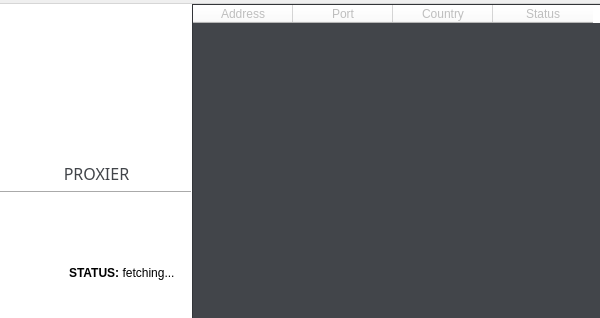
This is src/gui/mainwindow.ui in marcobackup/Proxier as Qt 5 draws it before an edit. The edited form follows.
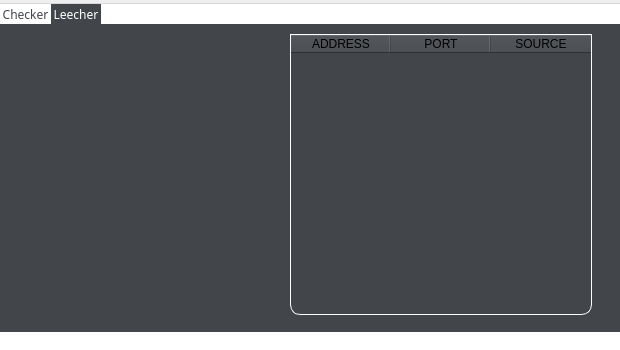
This is the edited form. Icons and pictures are not drawn.

Diff of the .ui file:
```diff
--- a/src/gui/mainwindow.ui
+++ b/src/gui/mainwindow.ui
@@ -6,20 +6,20 @@
    <rect>
     <x>0</x>
     <y>0</y>
-    <width>600</width>
-    <height>318</height>
+    <width>620</width>
+    <height>350</height>
    </rect>
   </property>
   <property name="minimumSize">
    <size>
-    <width>590</width>
-    <height>318</height>
+    <width>620</width>
+    <height>350</height>
    </size>
   </property>
   <property name="maximumSize">
    <size>
-    <width>600</width>
-    <height>318</height>
+    <width>620</width>
+    <height>350</height>
    </size>
   </property>
   <property name="windowTitle">
@@ -34,188 +34,121 @@
 	background: white
 }</string>
    </property>
-   <widget class="QLabel" name="label">
+   <widget class="QTabWidget" name="tabWidget">
     <property name="geometry">
      <rect>
-      <x>-26</x>
-      <y>4</y>
-      <width>241</width>
-      <height>151</height>
-     </rect>
-    </property>
-    <property name="text">
-     <string/>
-    </property>
-    <property name="pixmap">
-     <pixmap resource="resource.qrc">:/images/assets/icon.png</pixmap>
-    </property>
-    <property name="scaledContents">
-     <bool>true</bool>
-    </property>
-   </widget>
-   <widget class="QTableWidget" name="tableWidget">
-    <property name="enabled">
-     <bool>false</bool>
-    </property>
-    <property name="geometry">
-     <rect>
-      <x>192</x>
+      <x>0</x>
       <y>0</y>
-      <width>431</width>
-      <height>321</height>
+      <width>620</width>
+      <height>328</height>
      </rect>
     </property>
-    <property name="styleSheet">
-     <string notr="true">QTableView
-{
-    background-color: rgb(66, 69, 74);
-	color: white
-}</string>
+    <property name="cursor">
+     <cursorShape>PointingHandCursor</cursorShape>
     </property>
-    <property name="showGrid">
+    <property name="autoFillBackground">
      <bool>false</bool>
     </property>
-    <property name="gridStyle">
-     <enum>Qt::CustomDashLine</enum>
-    </property>
-    <column>
-     <property name="text">
-      <string>Address</string>
-     </property>
-    </column>
-    <column>
-     <property name="text">
-      <string>Port</string>
-     </property>
-    </column>
-    <column>
-     <property name="text">
-      <string>Country</string>
-     </property>
-    </column>
-    <column>
-     <property name="text">
-      <string>Status</string>
-     </property>
-    </column>
-   </widget>
-   <widget class="QLabel" name="label_4">
-    <property name="geometry">
-     <rect>
-      <x>61</x>
-      <y>158</y>
-      <width>71</width>
-      <height>21</height>
-     </rect>
-    </property>
     <property name="styleSheet">
-     <string notr="true">QLabel {
+     <string notr="true">* {
+    background-color:  rgb(66, 69, 74);
+}
+
+QTabWidget {
+	border: none;
+    background-color:  rgb(66, 69, 74);
+}
+
+QTabWidget::pane {
+    background: red;
+}
+
+QTabBar::tab {
 	font-family: Impact;
-	color: rgb(66, 69, 74)
+	padding: 3px;
+    background-color: white;
+	color: rgb(66, 69, 74);
+}
+
+QTabBar::tab:selected {
+	background-color: rgb(66, 69, 74);
+	color: white;
+ 	margin-bottom: -1px; 
+}
+
+</string>
+    </property>
+    <property name="currentIndex">
+     <number>1</number>
+    </property>
+    <property name="tabBarAutoHide">
+     <bool>false</bool>
+    </property>
+    <widget class="QWidget" name="tab">
+     <attribute name="icon">
+      <iconset resource="resource.qrc">
+       <normaloff>:/images/assets/checker.png</normaloff>:/images/assets/checker.png</iconset>
+     </attribute>
+     <attribute name="title">
+      <string>Checker</string>
+     </attribute>
+    </widget>
+    <widget class="QWidget" name="tab_2">
+     <attribute name="icon">
+      <iconset resource="resource.qrc">
+       <normaloff>:/images/assets/leecher.png</normaloff>:/images/assets/leecher.png</iconset>
+     </attribute>
+     <attribute name="title">
+      <string>Leecher</string>
+     </attribute>
+     <widget class="QTableWidget" name="tableWidget">
+      <property name="geometry">
+       <rect>
+        <x>290</x>
+        <y>10</y>
+        <width>302</width>
+        <height>281</height>
+       </rect>
+      </property>
+      <property name="styleSheet">
+       <string notr="true">QTableWidget {
+    border: 1px solid white;
+	border-bottom-right-radius: 10px;
+	border-bottom-left-radius: 10px;
+	background-image: url(:/images/assets/icon (1).png);
+	background-repeat: no-repeat;
+	background-position: center center;
+}
+
+QTableWidget Header {
+	background: red;
 }</string>
-    </property>
-    <property name="text">
-     <string>&lt;html&gt;&lt;head/&gt;&lt;body&gt;&lt;p align=&quot;center&quot;&gt;&lt;span style=&quot; font-size:12pt;&quot;&gt;PROXIER&lt;/span&gt;&lt;/p&gt;&lt;/body&gt;&lt;/html&gt;</string>
-    </property>
+      </property>
+      <column>
+       <property name="text">
+        <string>ADDRESS</string>
+       </property>
+      </column>
+      <column>
+       <property name="text">
+        <string>PORT</string>
+       </property>
+      </column>
+      <column>
+       <property name="text">
+        <string>SOURCE</string>
+       </property>
+      </column>
+     </widget>
+    </widget>
    </widget>
-   <widget class="QPushButton" name="savebtn">
-    <property name="geometry">
-     <rect>
-      <x>17</x>
-      <y>238</y>
-      <width>41</width>
-      <height>41</height>
-     </rect>
-    </property>
-    <property name="cursor">
-     <cursorShape>PointingHandCursor</cursorShape>
-    </property>
-    <property name="text">
-     <string/>
-    </property>
-    <property name="icon">
-     <iconset resource="resource.qrc">
-      <normaloff>:/images/assets/save.png</normaloff>:/images/assets/save.png</iconset>
-    </property>
-    <property name="iconSize">
-     <size>
-      <width>50</width>
-      <height>50</height>
-     </size>
-    </property>
-    <property name="flat">
-     <bool>true</bool>
-    </property>
-   </widget>
-   <widget class="QPushButton" name="startbtn">
-    <property name="geometry">
-     <rect>
-      <x>17</x>
-      <y>191</y>
-      <width>41</width>
-      <height>41</height>
-     </rect>
-    </property>
-    <property name="cursor">
-     <cursorShape>PointingHandCursor</cursorShape>
-    </property>
-    <property name="text">
-     <string/>
-    </property>
-    <property name="icon">
-     <iconset resource="resource.qrc">
-      <normaloff>:/images/assets/play.PNG</normaloff>:/images/assets/play.PNG</iconset>
-    </property>
-    <property name="iconSize">
-     <size>
-      <width>50</width>
-      <height>50</height>
-     </size>
-    </property>
-    <property name="flat">
-     <bool>true</bool>
-    </property>
-   </widget>
-   <widget class="QLabel" name="statuslabel">
-    <property name="geometry">
-     <rect>
-      <x>69</x>
-      <y>261</y>
-      <width>111</width>
-      <height>16</height>
-     </rect>
-    </property>
-    <property name="text">
-     <string>&lt;html&gt;&lt;head/&gt;&lt;body&gt;&lt;p&gt;&lt;span style=&quot; font-weight:600;&quot;&gt;STATUS:&lt;/span&gt; fetching...&lt;/p&gt;&lt;/body&gt;&lt;/html&gt;</string>
-    </property>
-   </widget>
-   <widget class="Line" name="line">
-    <property name="geometry">
-     <rect>
-      <x>0</x>
-      <y>180</y>
-      <width>191</width>
-      <height>16</height>
-     </rect>
-    </property>
-    <property name="orientation">
-     <enum>Qt::Horizontal</enum>
-    </property>
-   </widget>
-   <zorder>line</zorder>
-   <zorder>label</zorder>
-   <zorder>tableWidget</zorder>
-   <zorder>label_4</zorder>
-   <zorder>savebtn</zorder>
-   <zorder>startbtn</zorder>
-   <zorder>statuslabel</zorder>
   </widget>
   <widget class="QMenuBar" name="menuBar">
    <property name="geometry">
     <rect>
      <x>0</x>
      <y>0</y>
-     <width>600</width>
+     <width>620</width>
      <height>22</height>
     </rect>
    </property>
```
